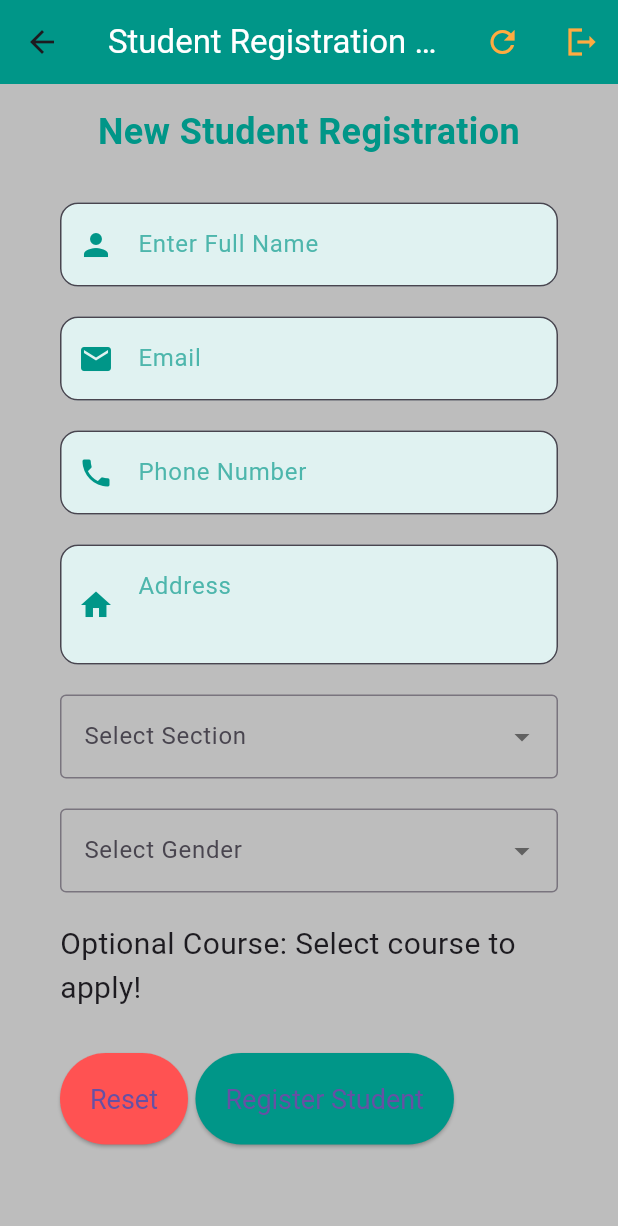
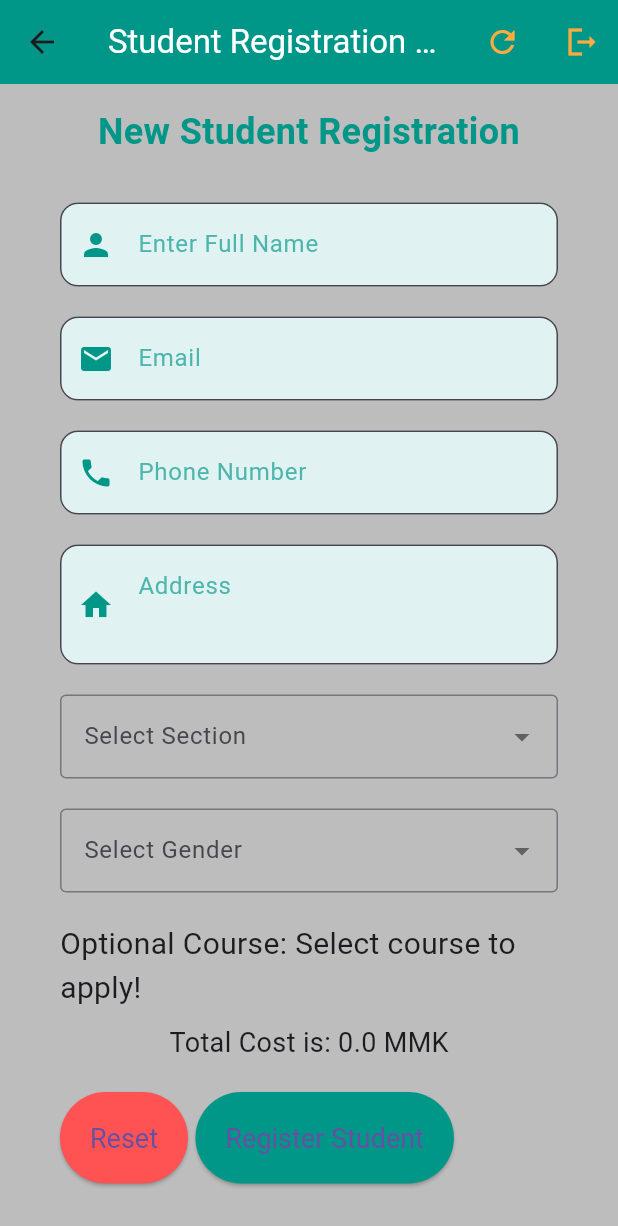
Before and after one commit to Freezexxi/apdp_wypm, a Flutter app: the StudentRegisterPage screen opened directly, on a phone screen of 412 x 824 dp. Shown: the top 1226 px of the screen. Run offline on Flutter 3.47's test engine with Material 3 defaults, Android fonts, the light colour scheme and no system bars; our stand-ins replace cloud_firestore, firebase_core; accounts and stored records are empty.

Commit message:
feat: total cost added

```diff
--- a/lib/pages/student_register_page.dart
+++ b/lib/pages/student_register_page.dart
@@ -337,6 +337,7 @@ class _StuRegisterFormState extends State<_StuRegisterForm> {
                 selectedCourses: _selectedCourses,
                 onCourseSelectionChanged: _onCourseSelectionChanged,
               ),
+              Text("Total Cost is: $_totalCourseFees MMK", style: const TextStyle(fontSize: 18),),
               const SizedBox(height: 20),
               Row(
                 children: [
```
